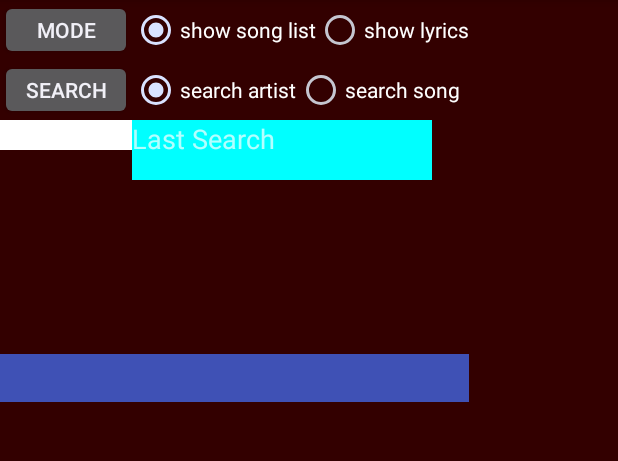
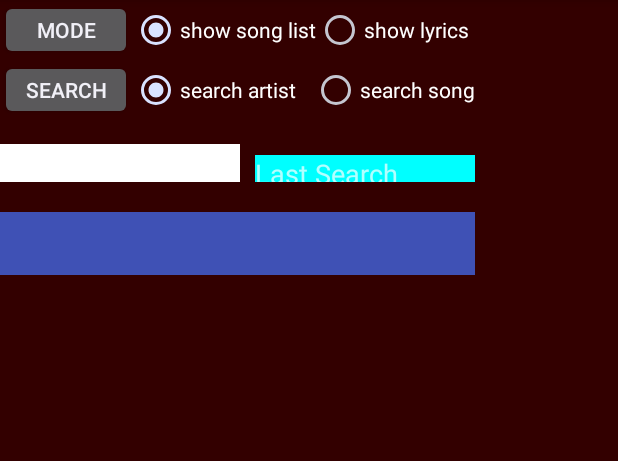
Before and after one commit to pnisbett/musicplayer, an Android app: the screen it shows after launch (MainActivity), after a tap on "SEARCH", on a phone screen of 412 x 824 dp, the part 84-545 px from its top. Run offline under Robolectric (Android 15) with nearby library versions, the phone set to English and light mode, and no system bars; 2 statements that could not run were skipped.

Commit message:
3rd commit 12-10

```diff
--- a/src/main/java/com/xware/musicplayer/MainActivity.java
+++ b/src/main/java/com/xware/musicplayer/MainActivity.java
@@ -452,6 +452,7 @@ Log.e("search change !!!"," Search Text "+txtSearch.getText()+ " that was the te
 
                 // Perform action on click
                 toggleSearch();
+                if (searchTerm.length()>0){
                 if (filter.equals("a")){
 
                     getSongListFiltered(searchTerm,null);
@@ -480,14 +481,22 @@ Log.e("search change !!!"," Search Text "+txtSearch.getText()+ " that was the te
 
                 }
 
-                else{
+                else {
                     getSongList();
                     Collections.sort(songList, new Comparator<Song>() {
                         public int compare(Song a, Song b) {
                             return a.getTitle().compareTo(b.getTitle());
                         }
                     });
-
+                }
+                }
+                else {
+                        getSongList();
+                        Collections.sort(songList, new Comparator<Song>() {
+                            public int compare(Song a, Song b) {
+                                return a.getTitle().compareTo(b.getTitle());
+                            }
+                        });
                     SongAdapter songAdt = new SongAdapter(getBaseContext(), songList);
                     songView.setAdapter(songAdt);
                  //   setController();
--- a/src/main/res/layout/activity_main.xml
+++ b/src/main/res/layout/activity_main.xml
@@ -11,50 +11,58 @@
 
     >
 
-    <LinearLayout android:layout_width="wrap_content"
+    <LinearLayout
+        android:layout_width="wrap_content"
         android:layout_height="wrap_content"
-                  android:orientation="vertical"
-    >
+        android:layout_alignParentStart="true"
+        android:layout_alignParentLeft="true"
+        android:layout_alignParentTop="true"
+        android:orientation="vertical">
+
         <GridLayout
             android:id="@+id/gl1"
             android:layout_width="wrap_content"
-            android:layout_height="220dp"
+            android:layout_height="wrap_content"
             android:layout_marginBottom="@dimen/activity_horizontal_margin"
             android:columnCount="4"
 
             android:orientation="horizontal"
 
             android:rowCount="3">
+
+
             <Button
                 android:id="@+id/lyricButton"
                 android:layout_width="wrap_content"
                 android:layout_height="40dp"
+                android:layout_row="0"
                 android:layout_column="0"
-                android:layout_row="0"
-                android:text="Mode"
-            />
+                android:text="Mode" />
+
             <RadioGroup
                 android:id="@+id/rg"
                 android:layout_width="wrap_content"
                 android:layout_height="40dp"
+                android:layout_row="0"
                 android:layout_column="1"
-                android:layout_row="0"
                 android:checkedButton="@+id/radioButton2"
                 android:orientation="horizontal"
 
                 android:weightSum="1">
+
                 <RadioButton
                     android:id="@+id/radioButton2"
                     android:layout_width="wrap_content"
                     android:layout_height="40dp"
                     android:text="show song list"
-                    android:textColor="#FFFFFF"/>
+                    android:textColor="#FFFFFF" />
+
                 <RadioButton
                     android:id="@+id/radioButton1"
                     android:layout_width="wrap_content"
                     android:layout_height="40dp"
                     android:text="show lyrics"
-                    android:textColor="#FFFFFF"/>
+                    android:textColor="#FFFFFF" />
 
 
             </RadioGroup>
@@ -63,28 +71,28 @@
                 android:id="@+id/rg2"
                 android:layout_width="wrap_content"
                 android:layout_height="40dp"
+                android:layout_row="1"
                 android:layout_column="1"
-                android:layout_row="1"
                 android:checkedButton="@+id/radioButton3"
                 android:orientation="horizontal"
                 android:weightSum="1">
+
                 <RadioButton
                     android:id="@+id/radioButton3"
-                    android:layout_width="wrap_content"
+                    android:layout_width="120dp"
                     android:layout_height="40dp"
+                    android:layout_marginStart="0dp"
+                    android:layout_marginLeft="0dp"
                     android:layout_marginBottom="1dp"
-                    android:layout_marginLeft="0dp"
-                    android:layout_marginStart="0dp"
                     android:text="search artist"
-                    android:textColor="#FFFFFF"
-                />
+                    android:textColor="#FFFFFF" />
 
                 <RadioButton
                     android:id="@+id/radioButton4"
                     android:layout_width="wrap_content"
                     android:layout_height="40dp"
                     android:text="search song"
-                    android:textColor="#FFFFFF"/>
+                    android:textColor="#FFFFFF" />
             </RadioGroup>
 
 
@@ -92,26 +100,11 @@
                 android:id="@+id/searchButton"
                 android:layout_width="wrap_content"
                 android:layout_height="40dp"
+                android:layout_row="1"
                 android:layout_column="0"
-                android:layout_row="1"
-                android:text="Search"
-            />
-
-            <EditText
-                android:id="@+id/txtSearch"
-                android:layout_width="match_parent"
-                android:layout_height="20dp"
-                android:layout_column="0"
-                android:layout_columnSpan="2"
-                android:layout_row="2"
-                android:background="@color/WHITE"
-                android:textColor="@color/BlACK"
-                android:ems="10"
-                android:hint="type a search term or leave blank for all"
-                android:inputType="text"
+                android:text="Search" />
 
 
-            />
             <!--
             <EditText
                 android:id="@+id/txtSearch1"
@@ -142,30 +135,46 @@
                 android:layout_row="4"
                 android:text="dodododo"/>
 -->
+        </GridLayout>
+<LinearLayout
+    android:id="@+id/llsearch"
+    android:layout_width="match_parent"
+    android:layout_height="25dp">
+        <EditText
+            android:id="@+id/txtSearch"
+            android:layout_width="160dp"
+            android:layout_height="40dp"
+            android:layout_row="2"
+            android:layout_column="0"
+            android:layout_columnSpan="2"
+            android:background="@color/WHITE"
+
+            android:hint="type a search term or leave blank for all"
+            android:inputType="text"
+            android:textColor="@color/BlACK"
+
+
+            />
+
         <TextView
             android:id="@+id/lastSearch"
-                android:layout_width="200dp"
+            android:layout_width="160dp"
             android:layout_height="40dp"
-                android:layout_column="1"
+            android:layout_row="2"
+            android:layout_column="2"
             android:layout_columnSpan="2"
-                android:layout_row="2"
+android:layout_marginLeft="10dp"
 
 
-                android:ems="10"
+            android:focusable="true"
+            android:focusableInTouchMode="true"
+
             android:hint="Last Search"
             android:inputType="text"
-
             android:textSize="18sp"
-                android:visibility="visible"
-                 android:focusable="true"
-                 android:focusableInTouchMode="true"
-                 />
-        </GridLayout>
-<!-- LinearLayout
-    android:layout_width="match_parent"
-    android:layout_height="200dp"
-    android:layoutDirection="ltr">
-    <EditText
+            android:visibility="visible" />
+</LinearLayout>
+    <!--EditText
              android:id="@+id/txtSearch4"
              android:layout_width="200dp"
         android:text="txtSearch  lower"
@@ -175,14 +184,15 @@
              android:inputType="text"
 
         android:visibility="visible"
-         />
+         / -->
 
-</LinearLayout -->
-        <FrameLayout android:id="@+id/fl1"
+       <FrameLayout
+            android:id="@+id/fl1"
             android:layout_width="match_parent"
             android:layout_height="fill_parent"
-                     android:layout_below="@id/gl1"
-                     android:layout_marginBottom="@dimen/activity_vertical_margin"
+            android:layout_below="@id/llsearch"
+            android:layout_marginBottom="35dp"
+           android:layout_marginTop="20dp"
 
             >
 
@@ -194,6 +204,8 @@
                 android:background="@color/colorPrimary"
                 android:orientation="vertical"
 
+                android:paddingTop="10dp"
+
                 >
 
 
@@ -202,27 +214,28 @@
                     android:id="@+id/song_list"
                     android:layout_width="fill_parent"
                     android:layout_height="match_parent"
-                        android:layout_marginBottom="@dimen/activity_horizontal_margin"
-                        android:layout_marginTop="@dimen/activity_vertical_margin">
+                    android:layout_marginTop="@dimen/activity_vertical_margin"
+                    android:layout_marginBottom="@dimen/activity_horizontal_margin">
+
                     <requestFocus />
                 </ListView>
 
 
+            </LinearLayout>
 
-            </LinearLayout>
             <LinearLayout
                 android:layout_width="match_parent"
                 android:layout_height="wrap_content"
                 android:layout_marginTop="@dimen/activity_horizontal_margin"
                 android:orientation="vertical">
+
                 <TextView
                     android:id="@+id/txtLyric"
                     android:layout_width="match_parent"
 
                     android:layout_height="wrap_content"
                     android:singleLine="false"
-                    android:textColor="#FFFFFFFF"
-                />
+                    android:textColor="#FFFFFFFF" />
             </LinearLayout>
         </FrameLayout>
         <!--
@@ -260,8 +273,6 @@
     -->
 
 
-
-
     </LinearLayout>
     <LinearLayout
         android:id="@+id/controllerview"
```
Lines whose indentation alone changed are shown as unchanged.
